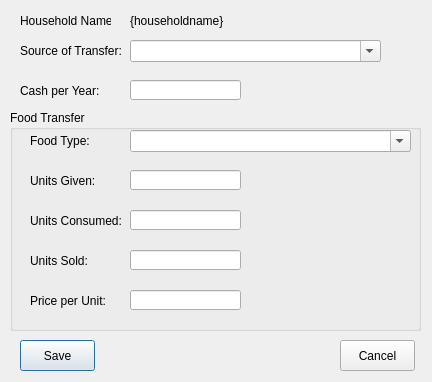
snim2mirror/openihm, file open-ihm/gui/designs/ui_household_income_gifts.ui: the form before one commit.
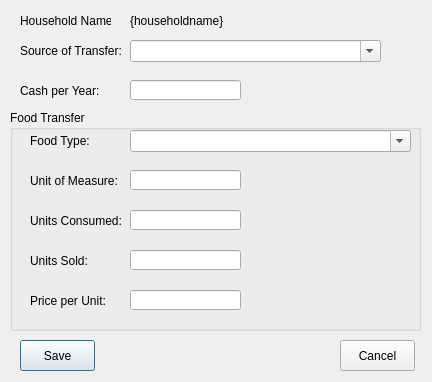
The form after the commit.

What changed in the file:
```diff
--- a/open-ihm/gui/designs/ui_household_income_gifts.ui
+++ b/open-ihm/gui/designs/ui_household_income_gifts.ui
@@ -190,12 +190,12 @@
      <rect>
       <x>20</x>
       <y>60</y>
-      <width>71</width>
+      <width>91</width>
       <height>21</height>
      </rect>
     </property>
     <property name="text">
-     <string>Units Given:</string>
+     <string>Unit of Measure:</string>
     </property>
    </widget>
    <widget class="QLabel" name="label_3">
```
Left out of the diff: 2 changed lines with no effect on the pictures.
